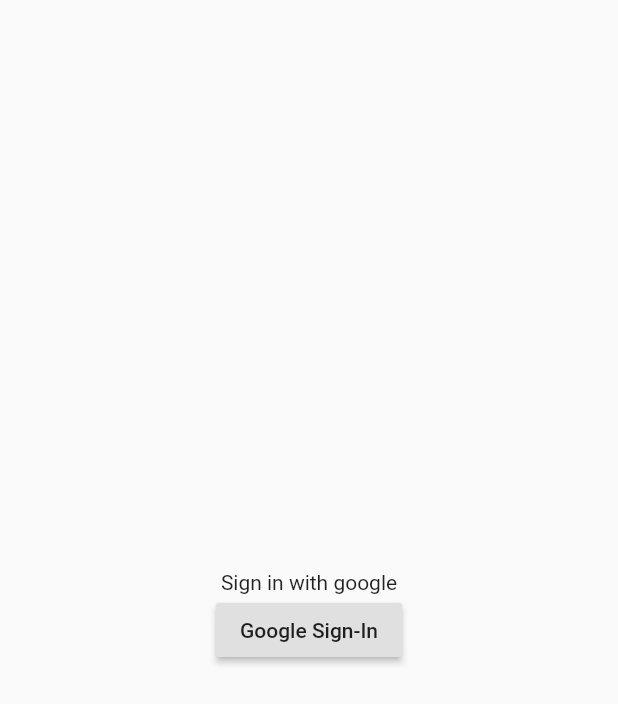
After one commit to evyatar18/CSBIU-Project-Workshop, a Flutter app: the screen it shows after launch, after a tap on "Google Sign-In", on a phone screen of 412 x 824 dp. The commit adds this screen. Shown: the top 704 px of the screen. Run offline on Flutter 3.47's test engine with Material 2 defaults, Android fonts, the phone set to English and light mode, and no system bars; our stand-ins replace bubble_bottom_bar, cloud_firestore, csv, file_picker, firebase_auth, firebase_storage and 8 more; missing offline and left inert: directory_picker, flamingo, flutter_email_sender, html_editor, json_table, mutex; accounts and stored records are empty.

Commit message:
added sign in to application

```diff
--- /dev/null
+++ b/workshop_digitalization/lib/auth/auth.dart
@@ -0,0 +1,45 @@
+import 'package:firebase_auth/firebase_auth.dart';
+import 'package:google_sign_in/google_sign_in.dart';
+
+class AuthenticatedUser {
+  FirebaseUser firebaseUser;
+  AuthenticatedUser(this.firebaseUser);
+}
+
+class Authenticator {
+  final _auth = FirebaseAuth.instance;
+  final _googleSignIn = GoogleSignIn();
+
+  Stream<AuthenticatedUser> get user =>
+      _auth.onAuthStateChanged.map(_userFromFirebaseUser);
+
+  AuthenticatedUser _userFromFirebaseUser(FirebaseUser user) {
+    return user == null ? null : AuthenticatedUser(user);
+  }
+
+  Future<void> signOut() {
+    return _auth.signOut();
+  }
+
+  Future<AuthenticatedUser> googleSignInPrompt() async {
+    final googleUser = await _googleSignIn.signIn();
+
+    // authentication process was terminated
+    if (googleUser == null) {
+      return null;
+    }
+
+    final auth = await googleUser.authentication;
+
+    final credential = GoogleAuthProvider.getCredential(
+      accessToken: auth.accessToken,
+      idToken: auth.idToken,
+    );
+
+    // we can ignore other parameters of the AuthResult object
+    // maybe need to check if an exception is thrown
+    final firebaseUser = (await _auth.signInWithCredential(credential)).user;
+
+    return AuthenticatedUser(firebaseUser);
+  }
+}
--- /dev/null
+++ b/workshop_digitalization/lib/auth/ui/auth_wrapper.dart
@@ -0,0 +1,66 @@
+import 'package:flutter/material.dart';
+import 'package:workshop_digitalization/auth/auth.dart';
+import 'package:workshop_digitalization/global/ui/dialogs.dart';
+
+typedef Widget AuthBuilder(BuildContext context, AuthenticatedUser user);
+
+class AuthWrapper extends StatelessWidget {
+  final AuthBuilder authBuilder;
+  final Authenticator authenticator;
+
+  const AuthWrapper({
+    @required this.authBuilder,
+    @required this.authenticator,
+    Key key,
+  }) : super(key: key);
+
+  @override
+  Widget build(BuildContext context) {
+    return StreamBuilder<AuthenticatedUser>(
+      stream: authenticator.user,
+      builder: (context, snapshot) {
+        if (snapshot.hasError) {
+          showErrorDialog(
+            context,
+            title: "Error in Authentication Service",
+            error: snapshot.error.toString(),
+          );
+          return Container();
+        }
+
+        final user = snapshot.data;
+
+        return user == null
+            ? _buildSignIn(context)
+            : authBuilder(context, user);
+      },
+    );
+  }
+
+  Widget _buildSignIn(BuildContext context) {
+    return Center(
+      child: Column(
+        mainAxisAlignment: MainAxisAlignment.center,
+        children: <Widget>[
+          Text("Sign in with google"),
+          RaisedButton(
+            child: Text("Google Sign-In"),
+            onPressed: () async {
+              try {
+                await authenticator.googleSignInPrompt();
+              } catch (e) {
+                showErrorDialog(
+                  context,
+                  title: "error signing in",
+                  error: e.toString(),
+                );
+
+                print("auth_wrapper - error signing in: $e");
+              }
+            },
+          ),
+        ],
+      ),
+    );
+  }
+}
--- a/workshop_digitalization/lib/main.dart
+++ b/workshop_digitalization/lib/main.dart
@@ -3,6 +3,8 @@ import 'package:flamingo/flamingo.dart';
 import 'package:flutter/material.dart';
 import 'package:flutter_settings_screens/flutter_settings_screens.dart';
 import 'package:provider/provider.dart';
+import 'package:workshop_digitalization/auth/auth.dart';
+import 'package:workshop_digitalization/auth/ui/auth_wrapper.dart';
 import 'package:workshop_digitalization/csv/ui/load_screen.dart';
 import 'package:workshop_digitalization/firebase_consts/firebase_root.dart';
 import 'package:workshop_digitalization/firebase_consts/lib.dart' as globs;
@@ -39,12 +41,47 @@ void main() async {
 }
 
 class MyApp extends StatelessWidget {
+  @override
+  Widget build(BuildContext context) {
+    return MaterialApp(
+      title: 'Workshop Digitalization',
+      theme: ThemeData.light(),
+      darkTheme: ThemeData.dark(),
+      home: Scaffold(
+        body: _authenticator(),
+      ),
+    );
+  }
+
+  Widget _authenticator() {
+    final auth = Authenticator();
+
+    return AuthWrapper(
+      authenticator: auth,
+      authBuilder: (context, user) {
+        return Provider.value(
+          value: auth,
+          child: _buildRootUpdater(_mainBodyBuilder),
+        );
+      },
+    );
+  }
+
   Widget _rootRefresher(String rootName, WidgetBuilder childBuilder) {
     return FutureBuilder<FirebaseRoot>(
       future: globs.useRootByName(rootName),
       builder: (context, snapshot) {
         if (!snapshot.hasData) {
-          return CircularProgressIndicator();
+          return Center(
+            child: Column(
+              mainAxisAlignment: MainAxisAlignment.center,
+              children: <Widget>[
+                CircularProgressIndicator(),
+                SizedBox(height: 10),
+                Text("Loading data from firebase..."),
+              ],
+            ),
+          );
         }
 
         // reconfigure flamingo on root change
@@ -107,16 +144,6 @@ class MyApp extends StatelessWidget {
           child: MyHomePage(),
         );
       },
-    );
-  }
-
-  @override
-  Widget build(BuildContext context) {
-    return MaterialApp(
-      title: 'Workshop Digitalization',
-      theme: ThemeData.light(),
-      darkTheme: ThemeData.dark(),
-      home: _buildRootUpdater(_mainBodyBuilder),
     );
   }
 }
--- a/workshop_digitalization/lib/settings/settings.dart
+++ b/workshop_digitalization/lib/settings/settings.dart
@@ -1,4 +1,3 @@
-import 'package:directory_picker/directory_picker.dart';
 import 'package:flutter_settings_screens/flutter_settings_screens.dart';
 import 'package:path_provider/path_provider.dart';
 
--- a/workshop_digitalization/pubspec.yaml
+++ b/workshop_digitalization/pubspec.yaml
@@ -34,6 +34,10 @@ dependencies:
   firebase_core: ^0.4.0+9
   cloud_firestore: 0.13.4+2
   firebase_storage: 3.1.5
+  firebase_auth: 0.16.1
+
+  # sign in with google https://pub.dev/packages/google_sign_in
+  google_sign_in:
 
   # using for firebase models https://pub.dev/packages/flamingo
   flamingo:
```
Also changed, not shown: workshop_digitalization/lib/settings/ui/settings_screen.dart (+43 -11 lines).
